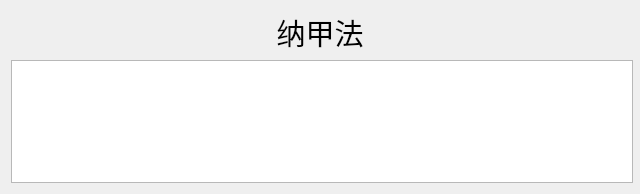
Above: page_NaJia.ui from pejoypan/ZiWuLiuZhu before the change. Below: the same form after it.
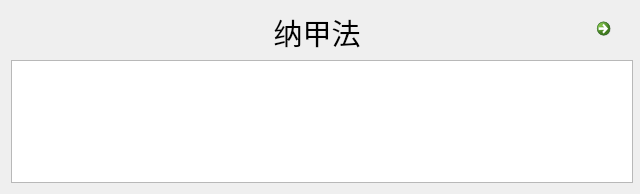
That is the form after the change.

The edit to the form file:
```diff
--- a/page_NaJia.ui
+++ b/page_NaJia.ui
@@ -7,7 +7,7 @@
     <x>0</x>
     <y>0</y>
     <width>640</width>
-    <height>183</height>
+    <height>185</height>
    </rect>
   </property>
   <property name="minimumSize">
@@ -27,6 +27,24 @@
   </property>
   <layout class="QVBoxLayout" name="verticalLayout_2">
    <item>
+    <layout class="QHBoxLayout" name="horizontalLayout">
+     <item>
+      <spacer name="horizontalSpacer">
+       <property name="orientation">
+        <enum>Qt::Orientation::Horizontal</enum>
+       </property>
+       <property name="sizeType">
+        <enum>QSizePolicy::Policy::Fixed</enum>
+       </property>
+       <property name="sizeHint" stdset="0">
+        <size>
+         <width>40</width>
+         <height>20</height>
+        </size>
+       </property>
+      </spacer>
+     </item>
+     <item>
     <widget class="QLabel" name="label">
      <property name="font">
       <font>
@@ -42,6 +60,27 @@
     </widget>
    </item>
    <item>
+      <widget class="QCommandLinkButton" name="next_btn">
+       <property name="maximumSize">
+        <size>
+         <width>40</width>
+         <height>16777215</height>
+        </size>
+       </property>
+       <property name="text">
+        <string/>
+       </property>
+       <property name="iconSize">
+        <size>
+         <width>20</width>
+         <height>20</height>
+        </size>
+       </property>
+      </widget>
+     </item>
+    </layout>
+   </item>
+   <item>
     <widget class="QTableView" name="tableView">
      <property name="minimumSize">
       <size>
```
Left out of the diff: 2 changed lines with no effect on the pictures. Lines whose indentation alone changed are shown as unchanged.
